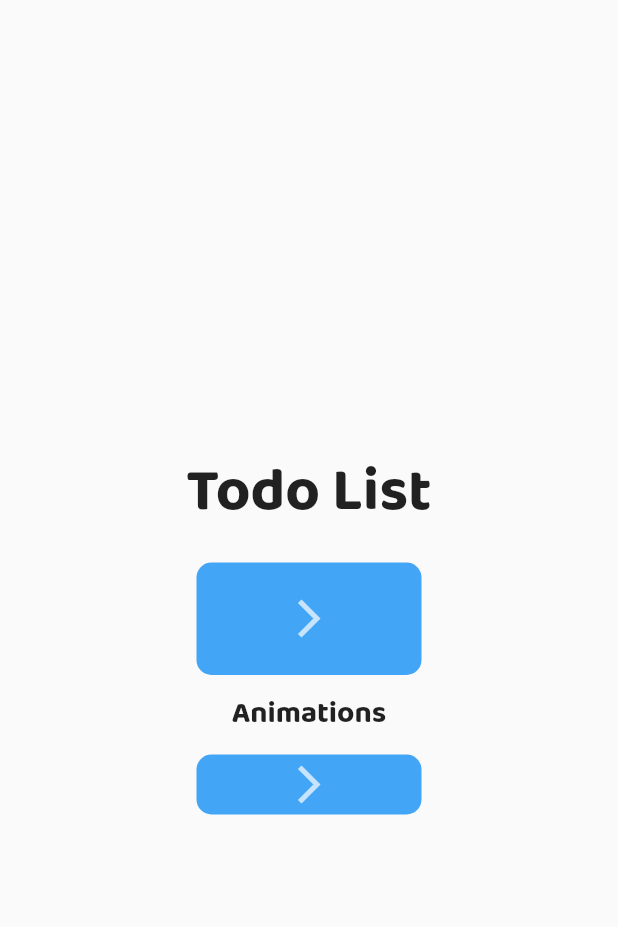
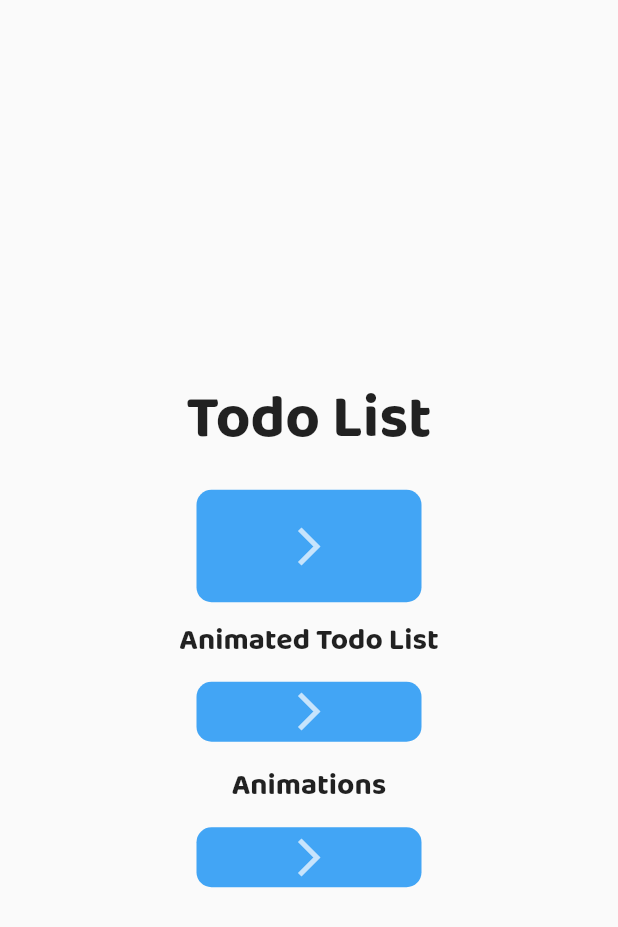
Before and after one commit to lickorice/flutter-todo-list, a Flutter app: the screen it shows after launch, on a phone screen of 412 x 824 dp. Shown: the top 927 px of the screen. Run offline on Flutter 3.47's test engine with Material 2 defaults, Android fonts, the phone set to English and light mode, and no system bars.

Commit message:
Add bare-bones AnimatedTodoList code

```diff
--- a/lib/routes.dart
+++ b/lib/routes.dart
@@ -1,9 +1,11 @@
 import 'widgets/HomePage.dart';
 import 'widgets/TodoList/TodoList.dart';
 import 'widgets/Animations.dart';
+import 'widgets/AnimatedTodoList.dart';
 
 var mainAppRoutes = {
   '/': (context) => HomePage(),
   '/todo_list': (context) => TodoList(),
   '/animation_page': (context) => AnimationPage(),
+  '/animated_todo_list': (context) => AnimatedTodoList(),
 };
--- a/lib/widgets/HomePage.dart
+++ b/lib/widgets/HomePage.dart
@@ -25,6 +25,21 @@ class HomePage extends StatelessWidget {
           ),
           // The enter button:
           EnterButton(75, 150, '/todo_list'),
+
+          Center(
+            child: Padding(
+              padding: const EdgeInsets.all(10.0),
+              child: Text(
+                "Animated Todo List",
+                style: TextStyle(
+                  //applies style to your text
+                    fontSize: 20,
+                    fontWeight: FontWeight.bold),
+              ),
+            ),
+          ),
+          // The enter button
+          EnterButton(40, 150, '/animated_todo_list'),
 
           Center(
             child: Padding(
```
Also changed, not shown: lib/widgets/AnimatedTodoList.dart (added, +91 -0 lines).
